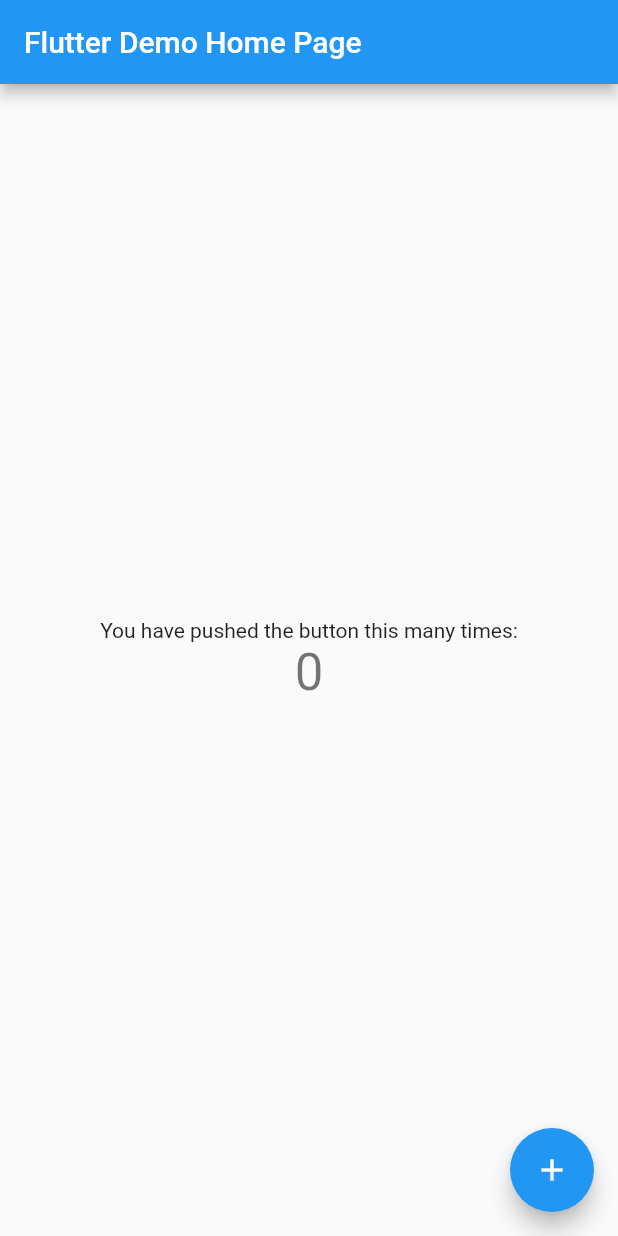
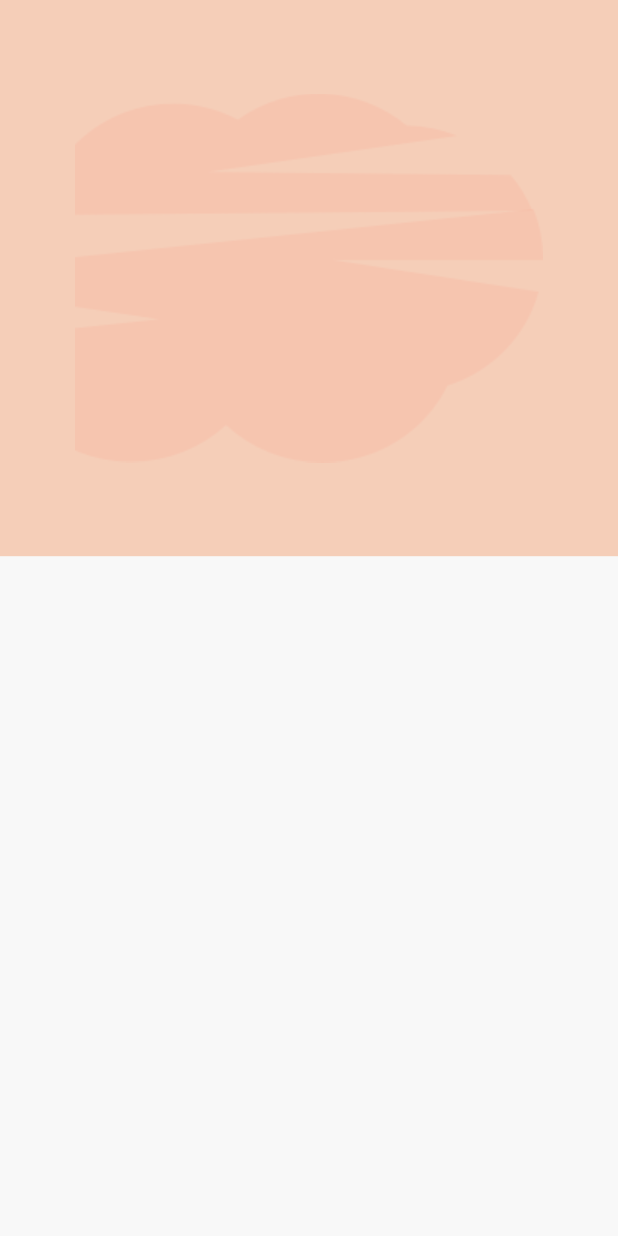
Before and after one commit to MateusPedrosoSilva/daily_activities, a Flutter app: the screen it shows after launch, on a phone screen of 412 x 824 dp. Run offline on Flutter 3.47's test engine with Material 2 defaults, Android fonts, the phone set to English and light mode, and no system bars.

Commit message:
Started the first page.

```diff
--- /dev/null
+++ b/lib/constants.dart
@@ -0,0 +1,8 @@
+import 'package:flutter/material.dart';
+
+const kBackgroundColor = Color(0xFFF8F8F8);
+const kActiveIconColor = Color(0xFFe68342);
+const kTextColor = Color(0xFF222B45);
+const kBlueLightColor = Color(0xFFC7B8F5);
+const kBlueColor = Color(0xFF817Dc0);
+const kShadowColor = Color(0xFFE6E6E6);
--- a/lib/main.dart
+++ b/lib/main.dart
@@ -1,3 +1,4 @@
+import 'package:daily_activities/constants.dart';
 import 'package:flutter/material.dart';
 
 void main() {
@@ -9,109 +10,36 @@ class MyApp extends StatelessWidget {
   @override
   Widget build(BuildContext context) {
     return MaterialApp(
-      title: 'Flutter Demo',
+      debugShowCheckedModeBanner: false,
+      title: 'Meditation App',
       theme: ThemeData(
-        // This is the theme of your application.
-        //
-        // Try running your application with "flutter run". You'll see the
-        // application has a blue toolbar. Then, without quitting the app, try
-        // changing the primarySwatch below to Colors.green and then invoke
-        // "hot reload" (press "r" in the console where you ran "flutter run",
-        // or simply save your changes to "hot reload" in a Flutter IDE).
-        // Notice that the counter didn't reset back to zero; the application
-        // is not restarted.
-        primarySwatch: Colors.blue,
-        // This makes the visual density adapt to the platform that you run
-        // the app on. For desktop platforms, the controls will be smaller and
-        // closer together (more dense) than on mobile platforms.
-        visualDensity: VisualDensity.adaptivePlatformDensity,
+        fontFamily: "Cairo",
+        scaffoldBackgroundColor: kBackgroundColor,
+        textTheme: Theme.of(context).textTheme.apply(displayColor: kTextColor),
       ),
-      home: MyHomePage(title: 'Flutter Demo Home Page'),
+      home: HomeScreen(),
     );
   }
 }
 
-class MyHomePage extends StatefulWidget {
-  MyHomePage({Key key, this.title}) : super(key: key);
-
-  // This widget is the home page of your application. It is stateful, meaning
-  // that it has a State object (defined below) that contains fields that affect
-  // how it looks.
-
-  // This class is the configuration for the state. It holds the values (in this
-  // case the title) provided by the parent (in this case the App widget) and
-  // used by the build method of the State. Fields in a Widget subclass are
-  // always marked "final".
-
-  final String title;
-
-  @override
-  _MyHomePageState createState() => _MyHomePageState();
-}
-
-class _MyHomePageState extends State<MyHomePage> {
-  int _counter = 0;
-
-  void _incrementCounter() {
-    setState(() {
-      // This call to setState tells the Flutter framework that something has
-      // changed in this State, which causes it to rerun the build method below
-      // so that the display can reflect the updated values. If we changed
-      // _counter without calling setState(), then the build method would not be
-      // called again, and so nothing would appear to happen.
-      _counter++;
-    });
-  }
-
+class HomeScreen extends StatelessWidget {
   @override
   Widget build(BuildContext context) {
-    // This method is rerun every time setState is called, for instance as done
-    // by the _incrementCounter method above.
-    //
-    // The Flutter framework has been optimized to make rerunning build methods
-    // fast, so that you can just rebuild anything that needs updating rather
-    // than having to individually change instances of widgets.
+    Size size = MediaQuery.of(context).size;
     return Scaffold(
-      appBar: AppBar(
-        // Here we take the value from the MyHomePage object that was created by
-        // the App.build method, and use it to set our appbar title.
-        title: Text(widget.title),
+      body: Stack(
+        children: [
+          Container(
+            height: size.height * 0.45,
+            decoration: BoxDecoration(
+              color: Color(0xFFF5CEB8),
+              image: DecorationImage(
+                image: AssetImage("assets/images/undraw_pilates_gpdb.png"),
+              )
+            ),
+          ),
+        ],
       ),
-      body: Center(
-        // Center is a layout widget. It takes a single child and positions it
-        // in the middle of the parent.
-        child: Column(
-          // Column is also a layout widget. It takes a list of children and
-          // arranges them vertically. By default, it sizes itself to fit its
-          // children horizontally, and tries to be as tall as its parent.
-          //
-          // Invoke "debug painting" (press "p" in the console, choose the
-          // "Toggle Debug Paint" action from the Flutter Inspector in Android
-          // Studio, or the "Toggle Debug Paint" command in Visual Studio Code)
-          // to see the wireframe for each widget.
-          //
-          // Column has various properties to control how it sizes itself and
-          // how it positions its children. Here we use mainAxisAlignment to
-          // center the children vertically; the main axis here is the vertical
-          // axis because Columns are vertical (the cross axis would be
-          // horizontal).
-          mainAxisAlignment: MainAxisAlignment.center,
-          children: <Widget>[
-            Text(
-              'You have pushed the button this many times:',
-            ),
-            Text(
-              '$_counter',
-              style: Theme.of(context).textTheme.headline4,
-            ),
-          ],
-        ),
-      ),
-      floatingActionButton: FloatingActionButton(
-        onPressed: _incrementCounter,
-        tooltip: 'Increment',
-        child: Icon(Icons.add),
-      ), // This trailing comma makes auto-formatting nicer for build methods.
     );
   }
 }
```
Also changed, not shown: pubspec.yaml (+14 -17 lines), pubspec.lock.
